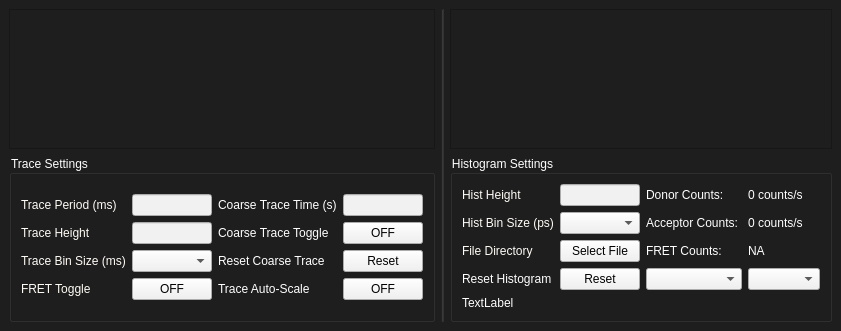
This is appwindow.ui in brayshi/PyQt_HydraHarpSensor as Qt 5 draws it before an edit. The edited form follows.
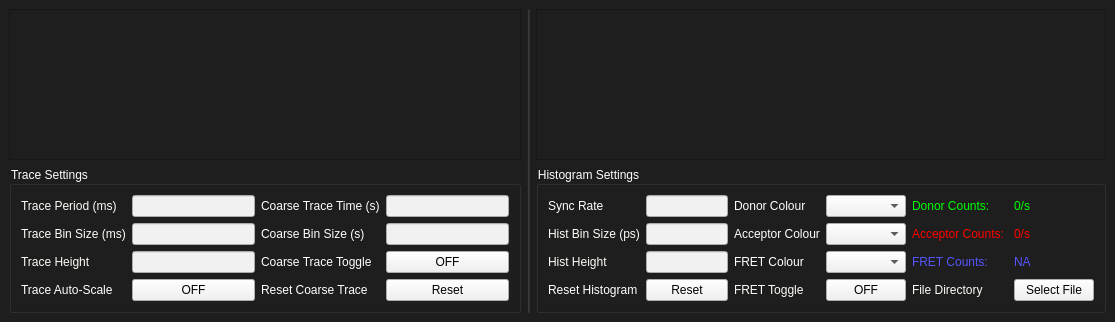
This is the edited form. Custom widgets are drawn as their Qt base class.

Patch:
```diff
--- a/appwindow.ui
+++ b/appwindow.ui
@@ -6,8 +6,8 @@
    <rect>
     <x>0</x>
     <y>0</y>
-    <width>633</width>
-    <height>331</height>
+    <width>1115</width>
+    <height>322</height>
    </rect>
   </property>
   <property name="windowTitle">
@@ -20,7 +20,20 @@
    </property>
    <layout class="QGridLayout" name="gridLayout_2">
     <item row="0" column="0">
-     <widget class="PlotWidget" name="trace"/>
+     <widget class="PlotWidget" name="trace">
+      <property name="sizePolicy">
+       <sizepolicy hsizetype="Expanding" vsizetype="Ignored">
+        <horstretch>0</horstretch>
+        <verstretch>0</verstretch>
+       </sizepolicy>
+      </property>
+      <property name="minimumSize">
+       <size>
+        <width>512</width>
+        <height>64</height>
+       </size>
+      </property>
+     </widget>
     </item>
     <item row="0" column="1" rowspan="2">
      <widget class="Line" name="line">
@@ -36,10 +49,35 @@
      </widget>
     </item>
     <item row="0" column="2">
-     <widget class="PlotWidget" name="hist"/>
+     <widget class="PlotWidget" name="hist">
+      <property name="sizePolicy">
+       <sizepolicy hsizetype="Expanding" vsizetype="Ignored">
+        <horstretch>0</horstretch>
+        <verstretch>0</verstretch>
+       </sizepolicy>
+      </property>
+      <property name="minimumSize">
+       <size>
+        <width>512</width>
+        <height>64</height>
+       </size>
+      </property>
+     </widget>
     </item>
     <item row="1" column="0">
      <widget class="QGroupBox" name="groupBox">
+      <property name="sizePolicy">
+       <sizepolicy hsizetype="Preferred" vsizetype="Maximum">
+        <horstretch>0</horstretch>
+        <verstretch>0</verstretch>
+       </sizepolicy>
+      </property>
+      <property name="minimumSize">
+       <size>
+        <width>512</width>
+        <height>64</height>
+       </size>
+      </property>
       <property name="styleSheet">
        <string notr="true">color: rgb(255, 255, 255);</string>
       </property>
@@ -51,6 +89,24 @@
         <layout class="QHBoxLayout" name="horizontalLayout">
          <item>
           <layout class="QGridLayout" name="gridLayout_4">
+           <item row="6" column="0">
+            <widget class="QLabel" name="label_11">
+             <property name="text">
+              <string>Trace Auto-Scale</string>
+             </property>
+            </widget>
+           </item>
+           <item row="4" column="3">
+            <widget class="QPushButton" name="coarseTraceButton">
+             <property name="styleSheet">
+              <string notr="true">background-color: rgb(241, 241, 241);
+color: rgb(0, 0, 0);</string>
+             </property>
+             <property name="text">
+              <string>OFF</string>
+             </property>
+            </widget>
+           </item>
            <item row="0" column="1">
             <widget class="QLineEdit" name="tracePeriodLine">
              <property name="styleSheet">
@@ -62,47 +118,7 @@
              </property>
             </widget>
            </item>
-           <item row="2" column="1">
-            <widget class="QLineEdit" name="traceAxisLine">
-             <property name="styleSheet">
-              <string notr="true">background-color: rgb(241, 241, 241);
-color: rgb(0, 0, 0);</string>
-             </property>
-            </widget>
-           </item>
-           <item row="2" column="3">
-            <widget class="QPushButton" name="coarseTraceButton">
-             <property name="styleSheet">
-              <string notr="true">background-color: rgb(241, 241, 241);
-color: rgb(0, 0, 0);</string>
-             </property>
-             <property name="text">
-              <string>OFF</string>
-             </property>
-            </widget>
-           </item>
-           <item row="0" column="0">
-            <widget class="QLabel" name="label">
-             <property name="styleSheet">
-              <string notr="true">color: rgb(255, 252, 246)</string>
-             </property>
-             <property name="text">
-              <string>Trace Period (ms)</string>
-             </property>
-            </widget>
-           </item>
-           <item row="4" column="3">
-            <widget class="QPushButton" name="coarseScaleButton">
-             <property name="styleSheet">
-              <string notr="true">background-color: rgb(241, 241, 241);
-color: rgb(0, 0, 0);</string>
-             </property>
-             <property name="text">
-              <string>OFF</string>
-             </property>
-            </widget>
-           </item>
-           <item row="2" column="2">
+           <item row="4" column="2">
             <widget class="QLabel" name="label_8">
              <property name="text">
               <string>Coarse Trace Toggle</string>
@@ -117,6 +133,52 @@
              </property>
             </widget>
            </item>
+           <item row="3" column="2">
+            <widget class="QLabel" name="label_16">
+             <property name="text">
+              <string>Coarse Bin Size (s)</string>
+             </property>
+            </widget>
+           </item>
+           <item row="0" column="0">
+            <widget class="QLabel" name="label">
+             <property name="styleSheet">
+              <string notr="true">color: rgb(255, 252, 246)</string>
+             </property>
+             <property name="text">
+              <string>Trace Period (ms)</string>
+             </property>
+            </widget>
+           </item>
+           <item row="6" column="3">
+            <widget class="QPushButton" name="resetCoarseButton">
+             <property name="styleSheet">
+              <string notr="true">background-color: rgb(241, 241, 241);
+color: rgb(0, 0, 0);</string>
+             </property>
+             <property name="text">
+              <string>Reset</string>
+             </property>
+            </widget>
+           </item>
+           <item row="6" column="1">
+            <widget class="QPushButton" name="coarseScaleButton">
+             <property name="styleSheet">
+              <string notr="true">background-color: rgb(241, 241, 241);
+color: rgb(0, 0, 0);</string>
+             </property>
+             <property name="text">
+              <string>OFF</string>
+             </property>
+            </widget>
+           </item>
+           <item row="6" column="2">
+            <widget class="QLabel" name="label_10">
+             <property name="text">
+              <string>Reset Coarse Trace</string>
+             </property>
+            </widget>
+           </item>
            <item row="0" column="2">
             <widget class="QLabel" name="label_9">
              <property name="text">
@@ -124,14 +186,7 @@
              </property>
             </widget>
            </item>
-           <item row="4" column="2">
-            <widget class="QLabel" name="label_11">
-             <property name="text">
-              <string>Trace Auto-Scale</string>
-             </property>
-            </widget>
-           </item>
-           <item row="2" column="0">
+           <item row="4" column="0">
             <widget class="QLabel" name="label_3">
              <property name="styleSheet">
               <string notr="true">color: rgb(255, 252, 246)</string>
@@ -141,21 +196,11 @@
              </property>
             </widget>
            </item>
-           <item row="3" column="3">
-            <widget class="QPushButton" name="resetCoarseButton">
+           <item row="4" column="1">
+            <widget class="QLineEdit" name="traceAxisLine">
              <property name="styleSheet">
               <string notr="true">background-color: rgb(241, 241, 241);
 color: rgb(0, 0, 0);</string>
-             </property>
-             <property name="text">
-              <string>Reset</string>
-             </property>
-            </widget>
-           </item>
-           <item row="3" column="2">
-            <widget class="QLabel" name="label_10">
-             <property name="text">
-              <string>Reset Coarse Trace</string>
              </property>
             </widget>
            </item>
@@ -169,35 +214,22 @@
              </property>
             </widget>
            </item>
-           <item row="4" column="0">
-            <widget class="QLabel" name="label_6">
+           <item row="3" column="3">
+            <widget class="QLineEdit" name="coarseBinLine">
              <property name="styleSheet">
-              <string notr="true">color: rgb(255, 252, 246);</string>
-             </property>
-             <property name="text">
-              <string>FRET Toggle</string>
+              <string notr="true">background-color: rgb(241, 241, 241);
+color: rgb(0, 0, 0);</string>
              </property>
             </widget>
            </item>
            <item row="3" column="1">
-            <widget class="QComboBox" name="traceBinCombo">
+            <widget class="QLineEdit" name="traceBinLine">
              <property name="styleSheet">
               <string notr="true">background-color: rgb(241, 241, 241);
 color: rgb(0, 0, 0);</string>
              </property>
             </widget>
            </item>
-           <item row="4" column="1">
-            <widget class="QPushButton" name="fretButton">
-             <property name="styleSheet">
-              <string notr="true">background-color: rgb(241, 241, 241);
-color: rgb(0, 0, 0);</string>
-             </property>
-             <property name="text">
-              <string>OFF</string>
-             </property>
-            </widget>
-           </item>
           </layout>
          </item>
         </layout>
@@ -207,6 +239,12 @@
     </item>
     <item row="1" column="2">
      <widget class="QGroupBox" name="groupBox_2">
+      <property name="sizePolicy">
+       <sizepolicy hsizetype="Preferred" vsizetype="Maximum">
+        <horstretch>0</horstretch>
+        <verstretch>0</verstretch>
+       </sizepolicy>
+      </property>
       <property name="styleSheet">
        <string notr="true">color: rgb(255, 255, 255);</string>
       </property>
@@ -215,168 +253,224 @@
       </property>
       <layout class="QGridLayout" name="gridLayout_3">
        <item row="0" column="0">
-        <layout class="QHBoxLayout" name="horizontalLayout_2">
-         <item>
-          <layout class="QGridLayout" name="gridLayout_5">
-           <item row="1" column="1">
-            <widget class="QComboBox" name="histBinCombo">
-             <property name="styleSheet">
-              <string notr="true">background-color: rgb(241, 241, 241);
+        <layout class="QGridLayout" name="gridLayout_5">
+         <item row="4" column="1">
+          <widget class="QPushButton" name="resetHistButton">
+           <property name="styleSheet">
+            <string notr="true">background-color: rgb(241, 241, 241);
 color: rgb(0, 0, 0);</string>
-             </property>
-            </widget>
-           </item>
-           <item row="1" column="0">
-            <widget class="QLabel" name="label_5">
-             <property name="styleSheet">
-              <string notr="true">color: rgb(255, 252, 246);</string>
-             </property>
-             <property name="text">
-              <string>Hist Bin Size (ps)</string>
-             </property>
-            </widget>
-           </item>
-           <item row="2" column="3">
-            <widget class="QLabel" name="label_18">
-             <property name="text">
-              <string>NA</string>
-             </property>
-            </widget>
-           </item>
-           <item row="0" column="0">
-            <widget class="QLabel" name="label_4">
-             <property name="styleSheet">
-              <string notr="true">color: rgb(255, 252, 246);</string>
-             </property>
-             <property name="text">
-              <string>Hist Height</string>
-             </property>
-            </widget>
-           </item>
-           <item row="3" column="1">
-            <widget class="QPushButton" name="resetHistButton">
-             <property name="styleSheet">
-              <string notr="true">background-color: rgb(241, 241, 241);
+           </property>
+           <property name="text">
+            <string>Reset</string>
+           </property>
+          </widget>
+         </item>
+         <item row="0" column="4">
+          <widget class="QLabel" name="donorCountsLabel_1">
+           <property name="styleSheet">
+            <string notr="true">color: rgb(0, 255, 0);</string>
+           </property>
+           <property name="text">
+            <string>Donor Counts: </string>
+           </property>
+          </widget>
+         </item>
+         <item row="3" column="3">
+          <widget class="QComboBox" name="fretColourBox">
+           <property name="styleSheet">
+            <string notr="true">background-color: rgb(241, 241, 241);
 color: rgb(0, 0, 0);</string>
-             </property>
-             <property name="text">
-              <string>Reset</string>
-             </property>
-            </widget>
-           </item>
-           <item row="0" column="3">
-            <widget class="QLabel" name="donorCountsLabel_2">
-             <property name="text">
-              <string>0 counts/s</string>
-             </property>
-            </widget>
-           </item>
-           <item row="1" column="3">
-            <widget class="QLabel" name="label_17">
-             <property name="text">
-              <string>0 counts/s</string>
-             </property>
-            </widget>
-           </item>
-           <item row="3" column="2">
-            <widget class="QComboBox" name="donorColourBox">
-             <property name="styleSheet">
-              <string notr="true">background-color: rgb(241, 241, 241);
+           </property>
+          </widget>
+         </item>
+         <item row="3" column="2">
+          <widget class="QLabel" name="label_15">
+           <property name="text">
+            <string>FRET Colour</string>
+           </property>
+          </widget>
+         </item>
+         <item row="4" column="2">
+          <widget class="QLabel" name="label_6">
+           <property name="styleSheet">
+            <string notr="true">color: rgb(255, 252, 246);</string>
+           </property>
+           <property name="text">
+            <string>FRET Toggle</string>
+           </property>
+          </widget>
+         </item>
+         <item row="2" column="2">
+          <widget class="QLabel" name="label_14">
+           <property name="text">
+            <string>Acceptor Colour</string>
+           </property>
+          </widget>
+         </item>
+         <item row="0" column="3">
+          <widget class="QComboBox" name="donorColourBox">
+           <property name="styleSheet">
+            <string notr="true">background-color: rgb(241, 241, 241);
 color: rgb(0, 0, 0);
 </string>
-             </property>
-            </widget>
-           </item>
-           <item row="2" column="2">
-            <widget class="QLabel" name="fretCountsLabel">
-             <property name="text">
-              <string>FRET Counts: </string>
-             </property>
-            </widget>
-           </item>
-           <item row="3" column="3">
-            <widget class="QComboBox" name="acceptorColourBox">
-             <property name="styleSheet">
-              <string notr="true">background-color: rgb(241, 241, 241);
+           </property>
+          </widget>
+         </item>
+         <item row="2" column="4">
+          <widget class="QLabel" name="acceptorCountsLabel_1">
+           <property name="styleSheet">
+            <string notr="true">color: rgb(255, 0, 0);</string>
+           </property>
+           <property name="text">
+            <string>Acceptor Counts: </string>
+           </property>
+          </widget>
+         </item>
+         <item row="2" column="3">
+          <widget class="QComboBox" name="acceptorColourBox">
+           <property name="styleSheet">
+            <string notr="true">background-color: rgb(241, 241, 241);
 color: rgb(0, 0, 0);</string>
-             </property>
-            </widget>
-           </item>
-           <item row="0" column="1">
-            <widget class="QLineEdit" name="histAxisLine">
-             <property name="styleSheet">
-              <string notr="true">background-color: rgb(241, 241, 241);
-color: rgb(0, 0, 0)</string>
-             </property>
-            </widget>
-           </item>
-           <item row="2" column="1">
-            <widget class="QPushButton" name="fileButton">
-             <property name="styleSheet">
-              <string notr="true">background-color: rgb(241, 241, 241);
+           </property>
+          </widget>
+         </item>
+         <item row="4" column="5">
+          <widget class="QPushButton" name="fileButton">
+           <property name="styleSheet">
+            <string notr="true">background-color: rgb(241, 241, 241);
 color: rgb(0, 0, 0);</string>
-             </property>
-             <property name="text">
-              <string>Select File</string>
-             </property>
-            </widget>
-           </item>
-           <item row="1" column="2">
-            <widget class="QLabel" name="AcceptorCountsLabel">
-             <property name="text">
-              <string>Acceptor Counts: </string>
-             </property>
-            </widget>
-           </item>
-           <item row="2" column="0">
-            <widget class="QLabel" name="label_7">
-             <property name="styleSheet">
-              <string notr="true">color: rgb(255, 252, 246);
+           </property>
+           <property name="text">
+            <string>Select File</string>
+           </property>
+          </widget>
+         </item>
+         <item row="4" column="0">
+          <widget class="QLabel" name="label_12">
+           <property name="text">
+            <string>Reset Histogram</string>
+           </property>
+          </widget>
+         </item>
+         <item row="2" column="5">
+          <widget class="QLabel" name="acceptorCountsLabel_2">
+           <property name="styleSheet">
+            <string notr="true">color: rgb(255, 0, 0);</string>
+           </property>
+           <property name="text">
+            <string>0/s</string>
+           </property>
+          </widget>
+         </item>
+         <item row="0" column="0">
+          <widget class="QLabel" name="label_17">
+           <property name="text">
+            <string>Sync Rate</string>
+           </property>
+          </widget>
+         </item>
+         <item row="4" column="3">
+          <widget class="QPushButton" name="fretButton">
+           <property name="styleSheet">
+            <string notr="true">background-color: rgb(241, 241, 241);
+color: rgb(0, 0, 0);</string>
+           </property>
+           <property name="text">
+            <string>OFF</string>
+           </property>
+          </widget>
+         </item>
+         <item row="3" column="5">
+          <widget class="QLabel" name="fretCountsLabel_2">
+           <property name="styleSheet">
+            <string notr="true">color: rgb(85, 85, 255);</string>
+           </property>
+           <property name="text">
+            <string>NA</string>
+           </property>
+          </widget>
+         </item>
+         <item row="0" column="2">
+          <widget class="QLabel" name="label_13">
+           <property name="text">
+            <string>Donor Colour</string>
+           </property>
+          </widget>
+         </item>
+         <item row="4" column="4">
+          <widget class="QLabel" name="label_7">
+           <property name="styleSheet">
+            <string notr="true">color: rgb(255, 252, 246);
 </string>
-             </property>
-             <property name="text">
-              <string>File Directory</string>
-             </property>
-            </widget>
-           </item>
-           <item row="3" column="0">
-            <widget class="QLabel" name="label_12">
-             <property name="text">
-              <string>Reset Histogram</string>
-             </property>
-            </widget>
-           </item>
-           <item row="0" column="2">
-            <widget class="QLabel" name="donorCountsLabel">
-             <property name="text">
-              <string>Donor Counts: </string>
-             </property>
-            </widget>
-           </item>
-           <item row="4" column="0">
-            <widget class="QLabel" name="label_13">
-             <property name="text">
-              <string>TextLabel</string>
-             </property>
-            </widget>
-           </item>
-          </layout>
+           </property>
+           <property name="text">
+            <string>File Directory</string>
+           </property>
+          </widget>
          </item>
-         <item>
-          <spacer name="horizontalSpacer_2">
-           <property name="orientation">
-            <enum>Qt::Horizontal</enum>
+         <item row="0" column="5">
+          <widget class="QLabel" name="donorCountsLabel_2">
+           <property name="styleSheet">
+            <string notr="true">color: rgb(0, 255, 0);</string>
            </property>
-           <property name="sizeType">
-            <enum>QSizePolicy::Expanding</enum>
+           <property name="text">
+            <string>0/s</string>
            </property>
-           <property name="sizeHint" stdset="0">
-            <size>
-             <width>54</width>
-             <height>20</height>
-            </size>
+          </widget>
+         </item>
+         <item row="3" column="4">
+          <widget class="QLabel" name="fretCountsLabel_1">
+           <property name="styleSheet">
+            <string notr="true">color: rgb(85, 85, 255);</string>
            </property>
-          </spacer>
+           <property name="text">
+            <string>FRET Counts: </string>
+           </property>
+          </widget>
+         </item>
+         <item row="3" column="1">
+          <widget class="QLineEdit" name="histAxisLine">
+           <property name="styleSheet">
+            <string notr="true">background-color: rgb(241, 241, 241);
+color: rgb(0, 0, 0)</string>
+           </property>
+          </widget>
+         </item>
+         <item row="3" column="0">
+          <widget class="QLabel" name="label_4">
+           <property name="styleSheet">
+            <string notr="true">color: rgb(255, 252, 246);</string>
+           </property>
+           <property name="text">
+            <string>Hist Height</string>
+           </property>
+          </widget>
+         </item>
+         <item row="2" column="0">
+          <widget class="QLabel" name="label_5">
+           <property name="styleSheet">
+            <string notr="true">color: rgb(255, 252, 246);</string>
+           </property>
+           <property name="text">
+            <string>Hist Bin Size (ps)</string>
+           </property>
+          </widget>
+         </item>
+         <item row="2" column="1">
+          <widget class="QLineEdit" name="histBinLine">
+           <property name="styleSheet">
+            <string notr="true">background-color: rgb(241, 241, 241);
+color: rgb(0, 0, 0)</string>
+           </property>
+          </widget>
+         </item>
+         <item row="0" column="1">
+          <widget class="QLineEdit" name="syncRateLine">
+           <property name="styleSheet">
+            <string notr="true">background-color: rgb(241, 241, 241);
+color: rgb(0, 0, 0)</string>
+           </property>
+          </widget>
          </item>
         </layout>
        </item>
```
